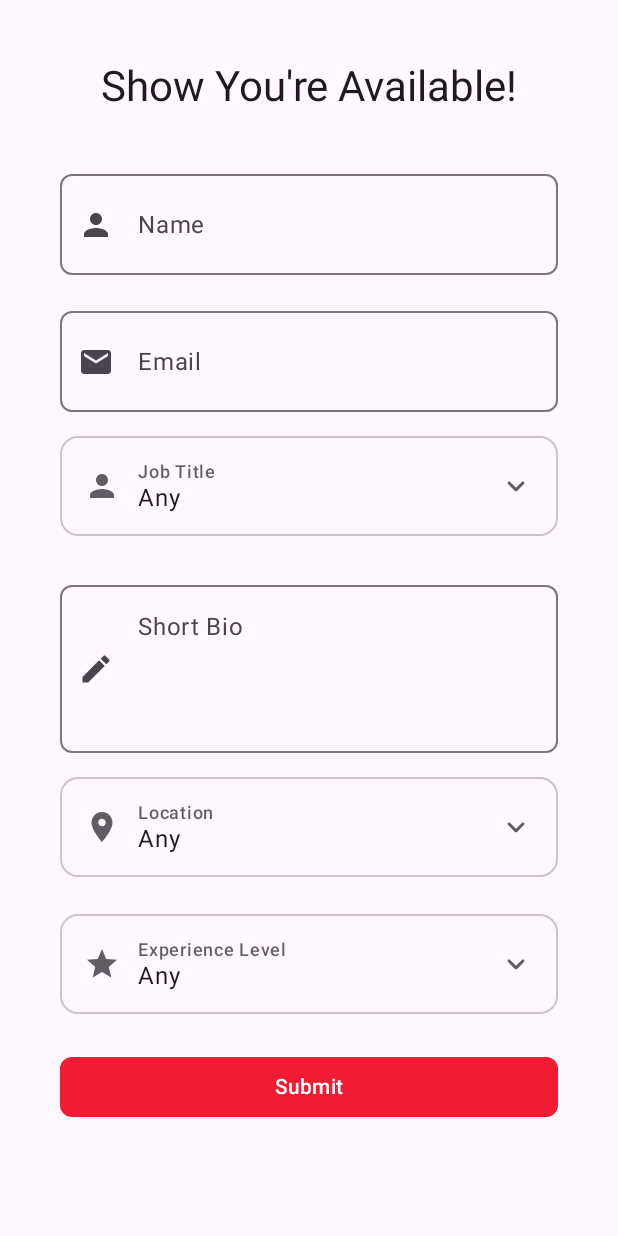
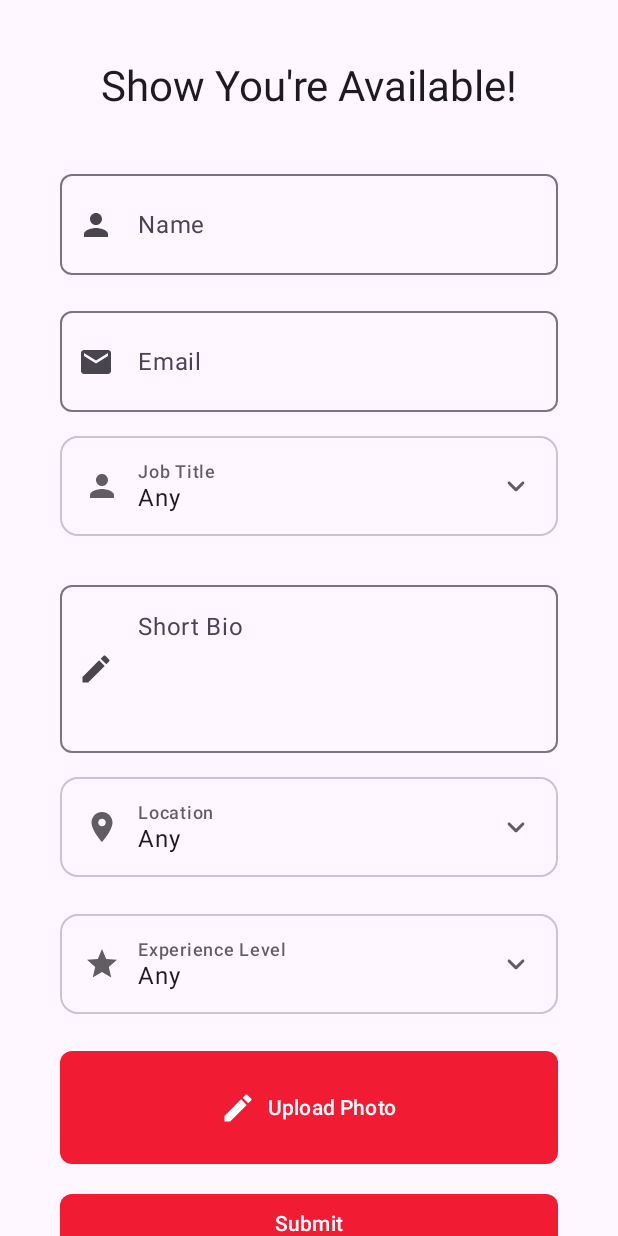
Before and after one commit to panos1b/EstiaSeek-Android-App, an Android app built with Jetpack Compose: the screen it shows after launch (MainActivity), after a tap on "Create Candidates", on a phone screen of 412 x 824 dp. Run offline under Robolectric (Android 15) with nearby library versions, the phone set to English and light mode, and no system bars; our stand-ins replace Room's generated code.

Commit message:
Add profile photo uploading

```diff
--- a/app/src/main/java/com/example/estiaseek/data/EstiaSeekDatabase.kt
+++ b/app/src/main/java/com/example/estiaseek/data/EstiaSeekDatabase.kt
@@ -1,11 +1,27 @@
 package com.example.estiaseek.data
 
 import android.content.Context
+import android.net.Uri
 import androidx.room.Database
 import androidx.room.Room
 import androidx.room.RoomDatabase
+import androidx.room.TypeConverter
+import androidx.room.TypeConverters
 
-@Database(entities = [User::class], version = 2, exportSchema = false)
+class Converters {
+    @TypeConverter
+    fun fromString(value: String?): Uri? {
+        return value?.let { Uri.parse(it) }
+    }
+
+    @TypeConverter
+    fun uriToString(uri: Uri?): String? {
+        return uri?.toString()
+    }
+}
+
+@Database(entities = [User::class], version = 3, exportSchema = false)
+@TypeConverters(Converters::class)
 abstract class EstiaSeekDatabase : RoomDatabase() {
     abstract fun userDao(): UserDao
 
@@ -14,7 +30,6 @@ abstract class EstiaSeekDatabase : RoomDatabase() {
         private var Instance: EstiaSeekDatabase? = null
 
         fun getDatabase(context: Context): EstiaSeekDatabase {
-            // if the Instance is not null, return it, otherwise create a new database instance.
             return Instance ?: synchronized(this) {
                 Room.databaseBuilder(context, EstiaSeekDatabase::class.java, "estiaseek_database")
                     .fallbackToDestructiveMigration()
--- a/app/src/main/java/com/example/estiaseek/data/User.kt
+++ b/app/src/main/java/com/example/estiaseek/data/User.kt
@@ -1,5 +1,6 @@
 package com.example.estiaseek.data
 
+import android.net.Uri
 import androidx.room.ColumnInfo
 import androidx.room.Entity
 import androidx.room.PrimaryKey
@@ -19,5 +20,7 @@ data class User(
     @ColumnInfo(name = "Location")
     val location: String,
     @ColumnInfo(name = "JobTitle")
-    val jobTitle: String
+    val jobTitle: String,
+    @ColumnInfo(name = "PhotoUri")
+    val photoUri: Uri? = null
 )
--- a/app/src/main/java/com/example/estiaseek/ui/profile/CreateApplicant.kt
+++ b/app/src/main/java/com/example/estiaseek/ui/profile/CreateApplicant.kt
@@ -1,8 +1,12 @@
 package com.example.estiaseek.ui.profile
 
+import android.net.Uri
+import androidx.activity.compose.rememberLauncherForActivityResult
+import androidx.activity.result.contract.ActivityResultContracts
 import androidx.compose.foundation.layout.Arrangement
 import androidx.compose.foundation.layout.Box
 import androidx.compose.foundation.layout.Column
+import androidx.compose.foundation.layout.Row
 import androidx.compose.foundation.layout.fillMaxSize
 import androidx.compose.foundation.layout.fillMaxWidth
 import androidx.compose.foundation.layout.height
@@ -32,10 +36,12 @@ import androidx.compose.ui.Alignment
 import androidx.compose.ui.Modifier
 import androidx.compose.ui.draw.clip
 import androidx.compose.ui.graphics.Color
+import androidx.compose.ui.layout.ContentScale
 import androidx.compose.ui.platform.LocalContext
 import androidx.compose.ui.res.stringResource
 import androidx.compose.ui.text.style.TextAlign
 import androidx.compose.ui.unit.dp
+import coil.compose.AsyncImage
 import com.example.estiaseek.R
 import com.example.estiaseek.ui.components.DropdownMenuField
 import com.example.estiaseek.ui.viewmodels.CreateApplicantViewModel
@@ -53,11 +59,17 @@ fun CreateApplicant(
     var selectedJobTitle by remember { mutableStateOf("") }
     var selectedLocation by remember { mutableStateOf("") }
     var selectedExperience by remember { mutableStateOf("") }
+    var selectedImageUri by remember { mutableStateOf<Uri?>(null) }
 
     // Error messages
     var errorMessages by remember { mutableStateOf<Map<String, String>>(emptyMap()) }
 
     val context = LocalContext.current
+    val launcher = rememberLauncherForActivityResult(
+        contract = ActivityResultContracts.GetContent()
+    ) { uri: Uri? ->
+        selectedImageUri = uri
+    }
 
     // Get the string arrays from resources
     val jobTitles = context.resources.getStringArray(R.array.job_titles).toList()
@@ -74,7 +86,8 @@ fun CreateApplicant(
         "job_title_required" to context.getString(R.string.job_title_required),
         "bio_required" to context.getString(R.string.bio_required),
         "location_required" to context.getString(R.string.location_required),
-        "experience_required" to context.getString(R.string.experience_required)
+        "experience_required" to context.getString(R.string.experience_required),
+        "photo_required" to context.getString(R.string.photo_required)
     )
 
     // Ensure the content is scrollable
@@ -270,6 +283,56 @@ fun CreateApplicant(
                 }
             }
 
+            // Photo Upload Field
+            Column(modifier = Modifier.fillMaxWidth()) {
+                Button(
+                    onClick = { launcher.launch("image/*") },
+                    modifier = Modifier
+                        .fillMaxWidth()
+                        .height(75.dp),
+                    shape = fieldShape
+                ) {
+                    Row(
+                        horizontalArrangement = Arrangement.spacedBy(8.dp),
+                        verticalAlignment = Alignment.CenterVertically
+                    ) {
+                        Icon(
+                            imageVector = Icons.Default.Edit,
+                            contentDescription = null
+                        )
+                        Text(
+                            text = selectedImageUri?.let {
+                                stringResource(R.string.change_photo)
+                            } ?: stringResource(R.string.upload_photo)
+                        )
+                    }
+                }
+
+                // Show selected image preview
+                selectedImageUri?.let { uri ->
+                    AsyncImage(
+                        model = uri,
+                        contentDescription = null,
+                        modifier = Modifier
+                            .fillMaxWidth()
+                            .height(200.dp)
+                            .padding(top = 8.dp)
+                            .clip(RoundedCornerShape(8.dp)),
+                        contentScale = ContentScale.Crop
+                    )
+                }
+
+                // Show error message for photo if present
+                errorMessages["photo"]?.let {
+                    Text(
+                        text = errorMessagesMap[it] ?: "",
+                        color = Color.Red,
+                        style = MaterialTheme.typography.bodySmall,
+                        modifier = Modifier.padding(top = 4.dp)
+                    )
+                }
+            }
+
             // Submit Button
             Button(
                 onClick = {
@@ -279,7 +342,8 @@ fun CreateApplicant(
                         bio = bio,
                         jobTitle = selectedJobTitle,
                         location = selectedLocation,
-                        experience = selectedExperience
+                        experience = selectedExperience,
+                        photoUri = selectedImageUri
                     )
                     if (errorMessages.isEmpty()) {
                         viewModel.saveApplicant(
@@ -288,7 +352,8 @@ fun CreateApplicant(
                             bio = bio,
                             jobTitle = selectedJobTitle,
                             location = selectedLocation,
-                            experience = selectedExperience
+                            experience = selectedExperience,
+                            photoUri = selectedImageUri
                         )
                         onCreateApplicantButtonClicked()
                     }
--- a/app/src/main/res/values/strings.xml
+++ b/app/src/main/res/values/strings.xml
@@ -7,6 +7,9 @@
     <string name="bio">Short Bio</string>
     <string name="create_applicant">Show You\'re Available!</string>
     <string name="submit">Submit</string>
+    <string name="upload_photo">Upload Photo</string>
+    <string name="change_photo">Change Photo</string>
+    <string name="photo_required">Photo is required</string>
     <string name="name_required">Name is required.</string>
     <string name="email_required">Valid email is required.</string>
     <string name="bio_required">Bio is required.</string>
```
Also changed, not shown: app/src/main/java/com/example/estiaseek/ui/viewmodels/CreateApplicantViewModel.kt (+10 -3 lines).
